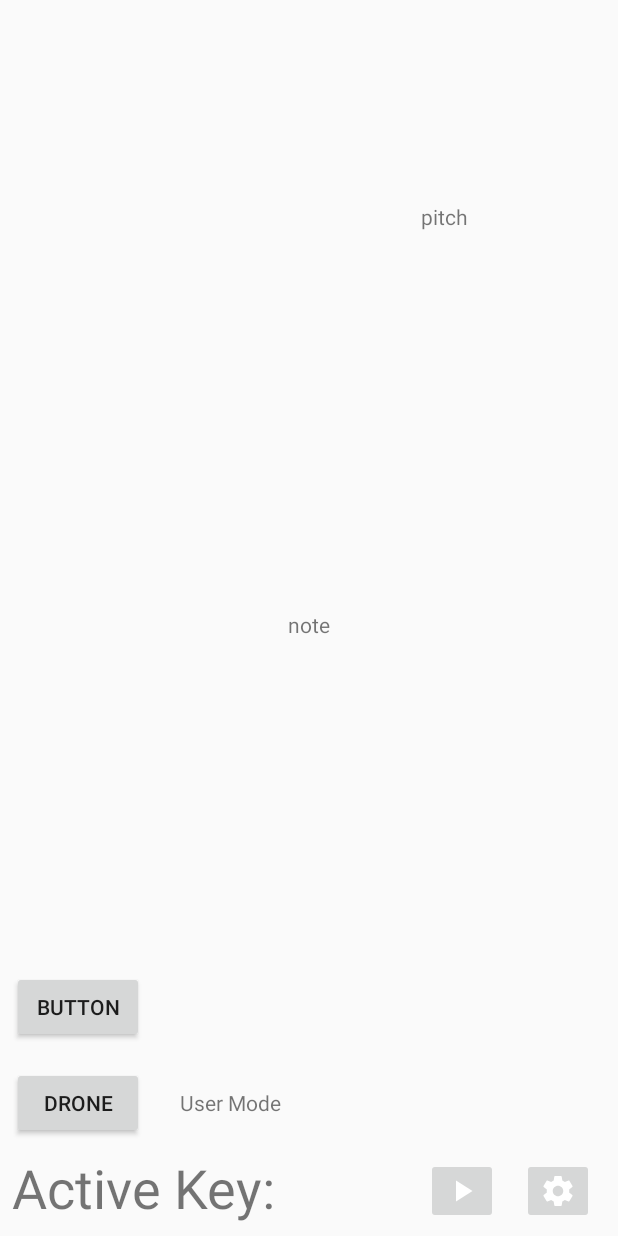
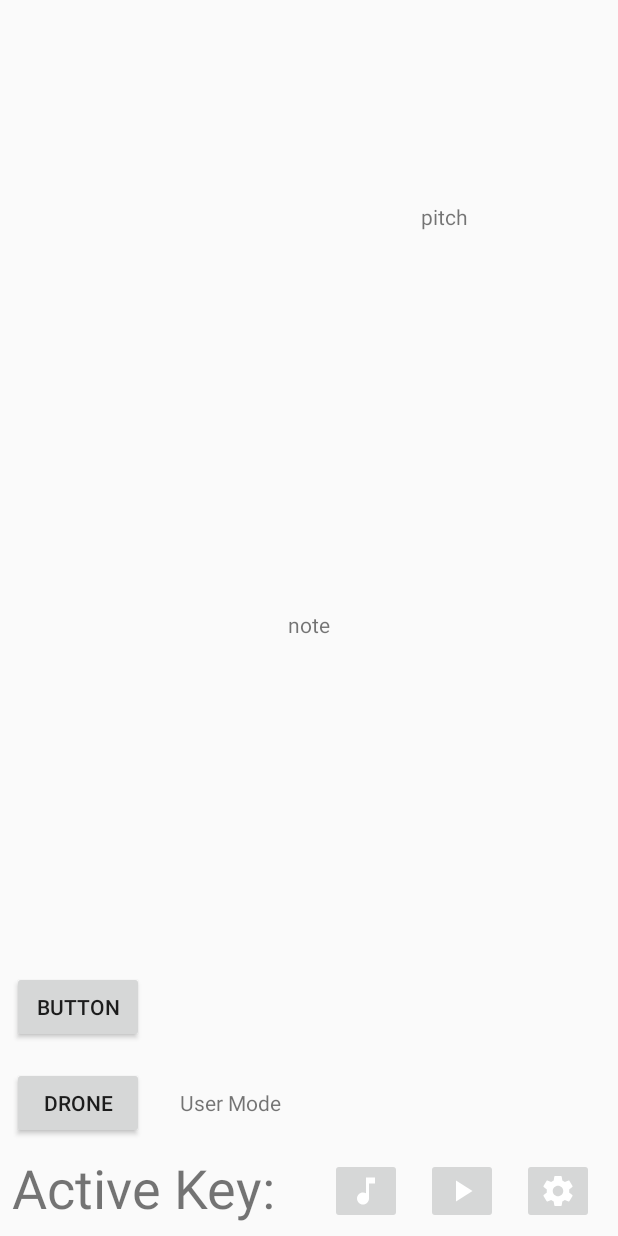
Before and after one commit to convergencelab/SmartDrone, an Android app: the screen it shows after launch (DroneActivity), on a phone screen of 412 x 824 dp. Run offline under Robolectric (Android 15) with nearby library versions, the light colour scheme and no system bars; libraries missing offline, so code that uses them is left out: org.billthefarmer.mididriver; 7 statements that could not run were skipped.

Commit message:
Added drone sound button.

```diff
--- a/app/src/main/AndroidManifest.xml
+++ b/app/src/main/AndroidManifest.xml
@@ -11,6 +11,7 @@
         android:roundIcon="@mipmap/ic_launcher_round"
         android:supportsRtl="true"
         android:theme="@style/AppTheme">
+
         <!-- Drone Settings Activity -->
         <activity android:name=".DroneSettingsActivity"
             android:label="Settings"
@@ -19,9 +20,6 @@
                 android:name="android.support.PARENT_ACTIVITY"
                 android:value=".DroneActivity"/>
         </activity>
-
-        <!-- Simulation Activity -->
-        <activity android:name=".SimulationActivity" />
 
         <!-- Main Activity -->
         <activity
--- a/app/src/main/java/com/example/smartdrone/DroneActivity.java
+++ b/app/src/main/java/com/example/smartdrone/DroneActivity.java
@@ -13,6 +13,7 @@
 /*
  * TODO MASTER:
  * - SAVE DRONE STATE ON DRONE SETTINGS TAB
+ * - MOVE NOTE/PITCH DISPLAY TO ABSTRACT PIANO
  * - Make it so if main activity is stopped; pitch processing does not happen
  * - debug accuracy of note detection.
  * - look into api for signal filtering.
@@ -49,16 +50,10 @@ import be.tarsos.dsp.util.PitchConverter;
 public class DroneActivity extends AppCompatActivity
         implements MidiDriver.OnMidiStartListener {
 
-    public DroneModel droneModel = new DroneModel();
-
-    public static MidiDriver midi;
+    public DroneModel droneModel;
 
     private SharedPreferences mPreferences;
     private String sharedPrefFile = "com.example.android.smartdrone";
-
-//    // Used for accessing note names.
-//    public static final String[] notes =
-//            { "C", "C#", "D", "D#", "E", "F", "F#", "G", "G#", "A", "A#", "B" };
 
     public static final String MESSAGE_LOG_ADD        = "note_add";
     public static final String MESSAGE_LOG_REMOVE     = "note_remove";
@@ -121,12 +116,14 @@ public class DroneActivity extends AppCompatActivity
     @Override
     protected void onCreate(Bundle savedInstanceState) {
         super.onCreate(savedInstanceState);
-        setContentView(R.layout.activity_main);
+        setContentView(R.layout.activity_drone_main);
+
+        droneModel = new DroneModel(this);
 
         mPreferences = getSharedPreferences(sharedPrefFile, MODE_PRIVATE);
 
         droneActive = false;
-        playButton = findViewById(R.id.control_drone_button);
+        playButton = findViewById(R.id.drone_control_button);
 
         PitchDetectionHandler pdh = new PitchDetectionHandler() {
             @Override
@@ -173,8 +170,7 @@ public class DroneActivity extends AppCompatActivity
         midiVolume = 65;
 
         // Construct Midi Driver.
-        midi = new MidiDriver();
-        midi.setOnMidiStartListener(this);
+        droneModel.getMidiDriver().setOnMidiStartListener(this);
 
         android.support.v7.preference.PreferenceManager
                 .setDefaultValues(this, R.xml.drone_preferences, false);
@@ -191,7 +187,7 @@ public class DroneActivity extends AppCompatActivity
     @Override
     protected void onStop() {
         super.onStop();
-        if (midi != null) {
+        if (droneModel.getMidiDriver() != null) {
             stopDrone();
         }
     }
@@ -361,7 +357,7 @@ public class DroneActivity extends AppCompatActivity
         byte msg[] = new byte[2];
         msg[0] = (byte) 0XC0;    // 0XC0 == PROGRAM CHANGE
         msg[1] = (byte) plugin;
-        midi.write(msg);
+        droneModel.getMidiDriver().write(msg);
     }
 
     /**
@@ -377,7 +373,7 @@ public class DroneActivity extends AppCompatActivity
         msg[0] = (byte) event;
         msg[1] = (byte) midiKey;
         msg[2] = (byte) volume;
-        midi.write(msg);
+        droneModel.getMidiDriver().write(msg);
     }
 
     /**
@@ -445,8 +441,8 @@ public class DroneActivity extends AppCompatActivity
      * Start tone(s) being produced by drone.
      */
     public void playDrone() {
-        if (midi != null) {
-            midi.start();
+        if (droneModel.getMidiDriver() != null) {
+            droneModel.getMidiDriver().start();
             droneActive = true;
             playButton.setImageResource(R.drawable.ic_stop_drone);
         }
@@ -461,8 +457,8 @@ public class DroneActivity extends AppCompatActivity
         if (!droneActive) {
             return;
         }
-        if (midi != null) {
-            midi.stop();
+        if (droneModel.getMidiDriver() != null) {
+            droneModel.getMidiDriver().stop();
             droneActive = false;
             droneModel.getKeyFinder().cleanse();
             TextView tv = findViewById(R.id.activeKeyPlainText);
--- a/app/src/main/java/com/example/smartdrone/DroneModel.java
+++ b/app/src/main/java/com/example/smartdrone/DroneModel.java
@@ -1,9 +1,18 @@
 package com.example.smartdrone;
+
+import android.app.Activity;
+
+import org.billthefarmer.mididriver.MidiDriver;
 
 import be.tarsos.dsp.AudioDispatcher;
 import be.tarsos.dsp.io.android.AudioDispatcherFactory;
 
 public class DroneModel {
+    /**
+     * Activity that the model interacts with.
+     */
+    private Activity activity;
+
     /**
      * KeyFinder used for analyzing note data.
      */
@@ -15,12 +24,20 @@ public class DroneModel {
     private AudioDispatcher dispatcher;
 
     /**
+     * Midi driver for outputting audio.
+     */
+    private MidiDriver midiDriver;
+
+    /**
      * Constructor.
      */
-    public DroneModel() {
+    public DroneModel(Activity activity) {
+        this.activity = activity;
+
         keyFinder = new KeyFinder();
         dispatcher = AudioDispatcherFactory.fromDefaultMicrophone(
                 Constants.SAMPLE_RATE, Constants.AUDIO_BUFFER_SIZE, Constants.BUFFER_OVERLAP);
+        midiDriver = new MidiDriver();
     }
 
     /**
@@ -38,4 +55,12 @@ public class DroneModel {
     public AudioDispatcher getDispatcher() {
         return dispatcher;
     }
+
+    /**
+     * Get midi driver.
+     * @return      MidiDriver; midi driver.
+     */
+    public MidiDriver getMidiDriver() {
+        return midiDriver;
+    }
 }
--- /dev/null
+++ b/app/src/main/res/drawable-anydpi/ic_drone_sound.xml
@@ -0,0 +1,10 @@
+<vector xmlns:android="http://schemas.android.com/apk/res/android"
+    android:width="24dp"
+    android:height="24dp"
+    android:viewportWidth="24"
+    android:viewportHeight="24"
+    android:tint="#FFFFFF">
+    <path
+        android:fillColor="#FF000000"
+        android:pathData="M12,3v10.55c-0.59,-0.34 -1.27,-0.55 -2,-0.55 -2.21,0 -4,1.79 -4,4s1.79,4 4,4 4,-1.79 4,-4V7h4V3h-6z"/>
+</vector>
--- a/app/src/main/res/layout/activity_main.xml
+++ b/app/src/main/res/layout/activity_drone_main.xml
@@ -91,7 +91,7 @@
         app:layout_constraintStart_toStartOf="parent" />
 
     <ImageButton
-        android:id="@+id/control_drone_button"
+        android:id="@+id/drone_control_button"
         android:layout_width="wrap_content"
         android:layout_height="wrap_content"
         android:layout_marginEnd="16dp"
@@ -114,5 +114,16 @@
         app:layout_constraintEnd_toEndOf="parent"
         app:srcCompat="@drawable/ic_settings" />
 
+    <ImageButton
+        android:id="@+id/drone_sound_button"
+        android:layout_width="wrap_content"
+        android:layout_height="wrap_content"
+        android:layout_marginEnd="16dp"
+        android:layout_marginRight="16dp"
+        android:layout_marginBottom="8dp"
+        android:src="@drawable/ic_drone_sound"
+        app:layout_constraintBottom_toBottomOf="parent"
+        app:layout_constraintEnd_toStartOf="@+id/drone_control_button" />
+
 
 </android.support.constraint.ConstraintLayout>
```
Also changed, not shown: app/src/main/java/com/example/smartdrone/Constants.java (+9 -0 lines), app/src/main/res/layout/activity_simulation.xml (deleted, +0 -53 lines), app/src/main/res/drawable-hdpi/ic_drone_sound.png (added), app/src/main/res/drawable-mdpi/ic_drone_sound.png (added), app/src/main/res/drawable-xhdpi/ic_drone_sound.png (added), app/src/main/res/drawable-xxhdpi/ic_drone_sound.png (added).
